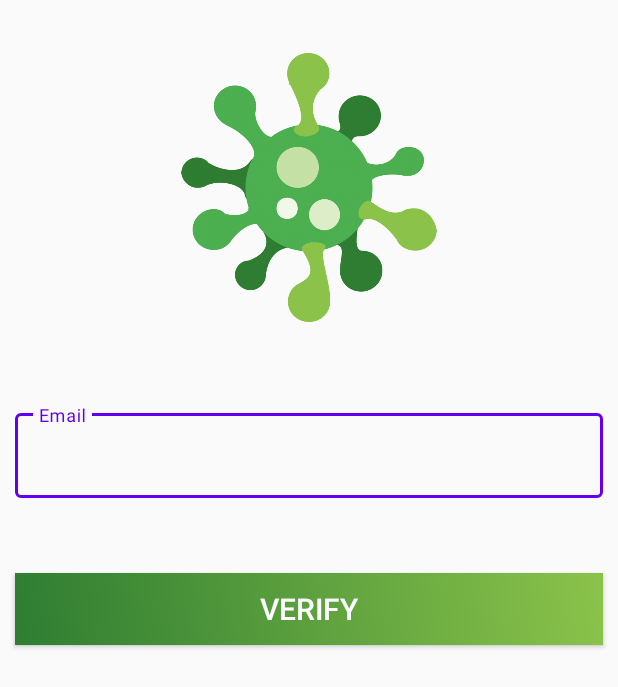
After one commit to Patel-Smit/TracertCOVID19, an Android app: the ForgotPasswordActivity screen opened directly, with no data from a screen before it, on a phone screen of 412 x 824 dp. The commit adds this screen. Shown: the top 687 px of the screen. Run offline under Robolectric (Android 15) with nearby library versions, the phone set to English and light mode, and no system bars; our stand-ins replace Firebase (no records; nobody signed in at launch, a user with empty details on screens opened directly).

Commit message:
FORGOT PASSWORD DONE

```diff
--- /dev/null
+++ b/app/src/main/java/com/smit/tracertcovid_19/ForgotPasswordActivity.java
@@ -0,0 +1,56 @@
+package com.smit.tracertcovid_19;
+
+import androidx.annotation.NonNull;
+import androidx.appcompat.app.AppCompatActivity;
+
+import android.content.Intent;
+import android.os.Bundle;
+import android.text.TextUtils;
+import android.view.View;
+import android.widget.Button;
+import android.widget.EditText;
+import android.widget.Toast;
+
+import com.google.android.gms.tasks.OnCompleteListener;
+import com.google.android.gms.tasks.Task;
+import com.google.firebase.auth.FirebaseAuth;
+
+public class ForgotPasswordActivity extends AppCompatActivity {
+    private FirebaseAuth mAuth;
+    Button btnVerify;
+    EditText fpemail;
+
+    @Override
+    protected void onCreate(Bundle savedInstanceState) {
+        super.onCreate(savedInstanceState);
+        setContentView(R.layout.activity_forgot_password);
+        mAuth = FirebaseAuth.getInstance();
+        btnVerify = findViewById(R.id.btn_verify);
+        fpemail = findViewById(R.id.et_fpemail);
+
+        btnVerify.setOnClickListener(new View.OnClickListener() {
+            @Override
+            public void onClick(View view) {
+                String userEmail = fpemail.getText().toString();
+                if (TextUtils.isEmpty(userEmail)) {
+                    Toast.makeText(ForgotPasswordActivity.this, "Please enter your valid email address", Toast.LENGTH_SHORT).show();
+                } else {
+                    mAuth.sendPasswordResetEmail(userEmail).addOnCompleteListener(new OnCompleteListener<Void>() {
+                        @Override
+                        public void onComplete(@NonNull Task<Void> task) {
+                            if (task.isSuccessful()) {
+                                Toast.makeText(ForgotPasswordActivity.this, "Please check your email", Toast.LENGTH_SHORT).show();
+                                Intent i = new Intent(ForgotPasswordActivity.this, LoginActivity.class);
+                                startActivity(i);
+                            }
+                            else{
+                                String errMessage = task.getException().getMessage();
+                                Toast.makeText(ForgotPasswordActivity.this,"Error: " +errMessage,Toast.LENGTH_SHORT).show();
+                            }
+                        }
+                    });
+                }
+            }
+        });
+    }
+}
--- /dev/null
+++ b/app/src/main/res/layout/activity_forgot_password.xml
@@ -0,0 +1,46 @@
+<?xml version="1.0" encoding="utf-8"?>
+<LinearLayout xmlns:android="http://schemas.android.com/apk/res/android"
+    xmlns:app="http://schemas.android.com/apk/res-auto"
+    xmlns:tools="http://schemas.android.com/tools"
+    android:layout_width="match_parent"
+    android:layout_height="match_parent"
+    tools:context=".ForgotPasswordActivity"
+    android:orientation="vertical">
+
+    <ImageView
+        android:layout_width="match_parent"
+        android:layout_height="250dp"
+        android:contentDescription="logo"
+        android:padding="35dp"
+        android:src="@drawable/logo"
+        android:transitionName="tr_logo_image"/>
+
+    <com.google.android.material.textfield.TextInputLayout
+        style="@style/Widget.MaterialComponents.TextInputLayout.OutlinedBox"
+        android:layout_width="match_parent"
+        android:layout_height="wrap_content"
+        android:layout_marginTop="20dp"
+        android:layout_marginLeft="10dp"
+        android:layout_marginRight="10dp"
+        android:hint="Email">
+
+        <com.google.android.material.textfield.TextInputEditText
+            android:id="@+id/et_fpemail"
+            android:layout_width="match_parent"
+            android:layout_height="wrap_content"
+            android:inputType="textEmailAddress" />
+    </com.google.android.material.textfield.TextInputLayout>
+
+    <Button
+        android:id="@+id/btn_verify"
+        android:layout_width="match_parent"
+        android:layout_height="wrap_content"
+        android:layout_marginLeft="10dp"
+        android:layout_marginTop="50dp"
+        android:layout_marginRight="10dp"
+        android:background="@drawable/gradient"
+        android:text="Verify"
+        android:textColor="#ffffff"
+        android:textSize="20sp"></Button>
+
+</LinearLayout>
--- a/app/src/main/res/layout/activity_login.xml
+++ b/app/src/main/res/layout/activity_login.xml
@@ -138,6 +138,7 @@
     </LinearLayout>
 
     <TextView
+        android:id="@+id/tv_forgotPassword"
         android:layout_width="match_parent"
         android:layout_height="wrap_content"
         android:layout_marginTop="20dp"
```
Also changed, not shown: app/src/main/AndroidManifest.xml (+4 -4 lines), app/src/main/java/com/smit/tracertcovid_19/LoginActivity.java (+10 -1 lines), app/src/main/java/com/smit/tracertcovid_19/SignUpActivity.java (+5 -3 lines), app/src/main/java/com/smit/tracertcovid_19/frag_statistics.java (+10 -1 lines), app/src/main/res/layout/frag_statistics.xml (+77 -16 lines).
